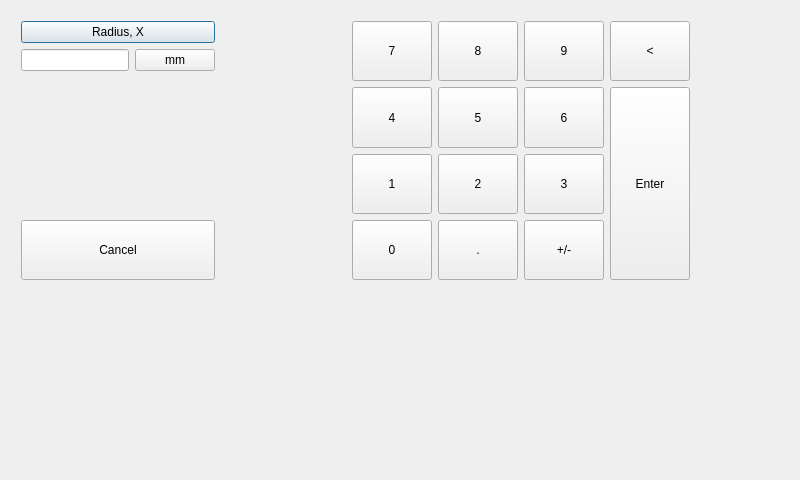
First picture: the form in src/setpos.ui, repository hjliaw/Candle-lathe, before the edit.
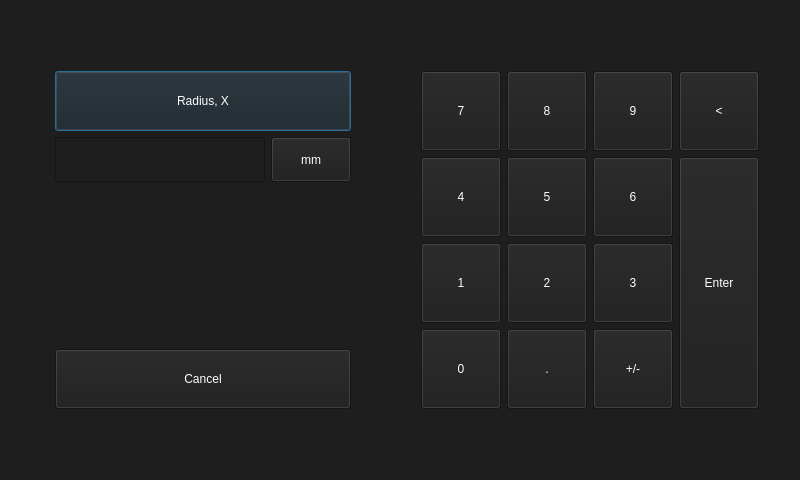
Second picture: the form after the edit.

Commit message: disable spindle (in frmmain.cpp), tweak set pos ui

```diff
--- a/src/setpos.ui
+++ b/src/setpos.ui
@@ -13,29 +13,43 @@
   <property name="windowTitle">
    <string>MainWindow</string>
   </property>
+  <property name="styleSheet">
+   <string notr="true">background-color: rgb(30, 30, 30);</string>
+  </property>
+  <layout class="QHBoxLayout" name="horizontalLayout_4">
+   <item>
+    <widget class="QToolBar" name="mainToolBar"/>
+   </item>
+   <item>
   <widget class="QWidget" name="centralWidget" native="true">
-   <property name="geometry">
-    <rect>
-     <x>0</x>
-     <y>0</y>
-     <width>720</width>
-     <height>460</height>
-    </rect>
-   </property>
-   <widget class="QWidget" name="layoutWidget">
-    <property name="geometry">
-     <rect>
-      <x>10</x>
-      <y>10</y>
-      <width>691</width>
-      <height>281</height>
-     </rect>
-    </property>
+     <property name="styleSheet">
+      <string notr="true">color: rgb(255, 255, 255);</string>
+     </property>
+     <layout class="QHBoxLayout" name="horizontalLayout_2">
+      <property name="leftMargin">
+       <number>30</number>
+      </property>
+      <property name="topMargin">
+       <number>60</number>
+      </property>
+      <property name="rightMargin">
+       <number>30</number>
+      </property>
+      <property name="bottomMargin">
+       <number>60</number>
+      </property>
+      <item>
     <layout class="QHBoxLayout" name="horizontalLayout_3">
      <item>
       <layout class="QVBoxLayout" name="verticalLayout">
        <item>
         <widget class="QPushButton" name="pushButtonMode">
+            <property name="minimumSize">
+             <size>
+              <width>0</width>
+              <height>60</height>
+             </size>
+            </property>
          <property name="text">
           <string>Radius, X</string>
          </property>
@@ -48,13 +62,24 @@
            <property name="minimumSize">
             <size>
              <width>100</width>
-             <height>0</height>
-            </size>
-           </property>
+                <height>45</height>
+               </size>
+              </property>
+              <property name="font">
+               <font>
+                <pointsize>18</pointsize>
+               </font>
+              </property>
           </widget>
          </item>
          <item>
           <widget class="QPushButton" name="pushButtonUnit">
+              <property name="minimumSize">
+               <size>
+                <width>0</width>
+                <height>45</height>
+               </size>
+              </property>
            <property name="text">
             <string>mm</string>
            </property>
@@ -425,18 +450,11 @@
       </layout>
      </item>
     </layout>
-   </widget>
-  </widget>
-  <widget class="QToolBar" name="mainToolBar">
-   <property name="geometry">
-    <rect>
-     <x>0</x>
-     <y>0</y>
-     <width>8</width>
-     <height>19</height>
-    </rect>
-   </property>
-  </widget>
+      </item>
+     </layout>
+    </widget>
+   </item>
+  </layout>
  </widget>
  <layoutdefault spacing="6" margin="11"/>
  <resources/>
```
Lines whose indentation alone changed are shown as unchanged. The commit also changes 2 other files.
